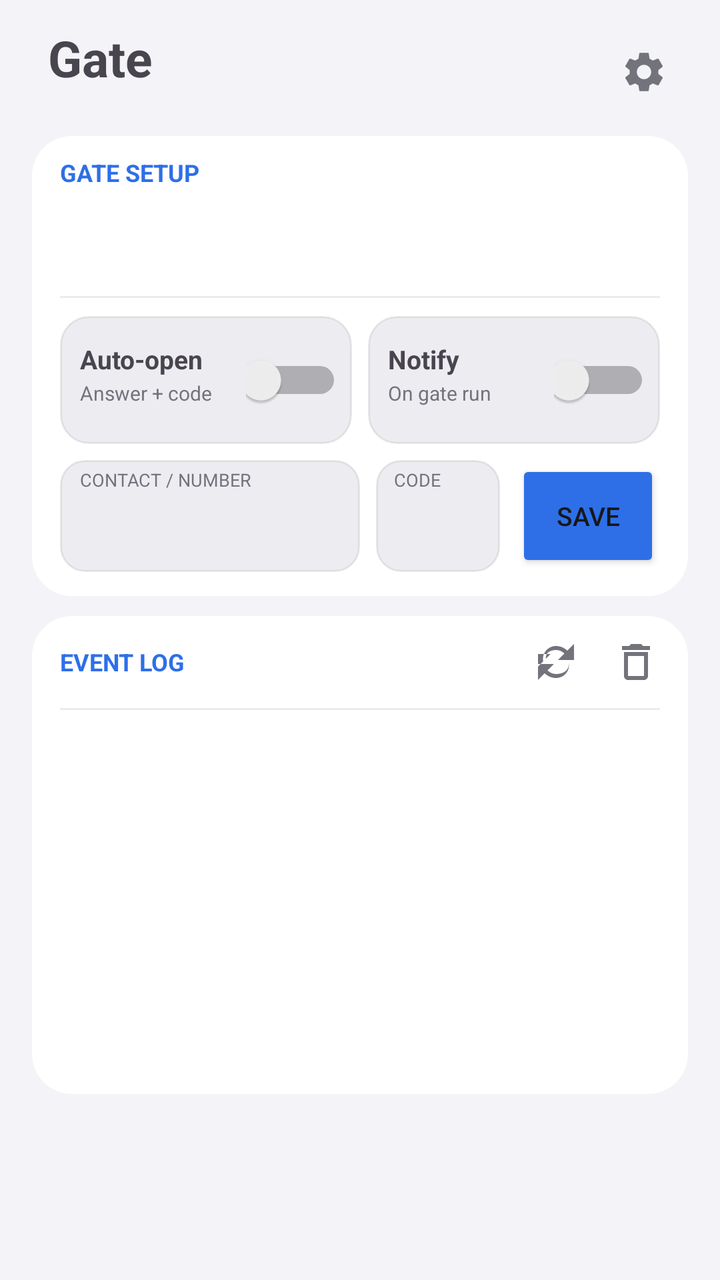
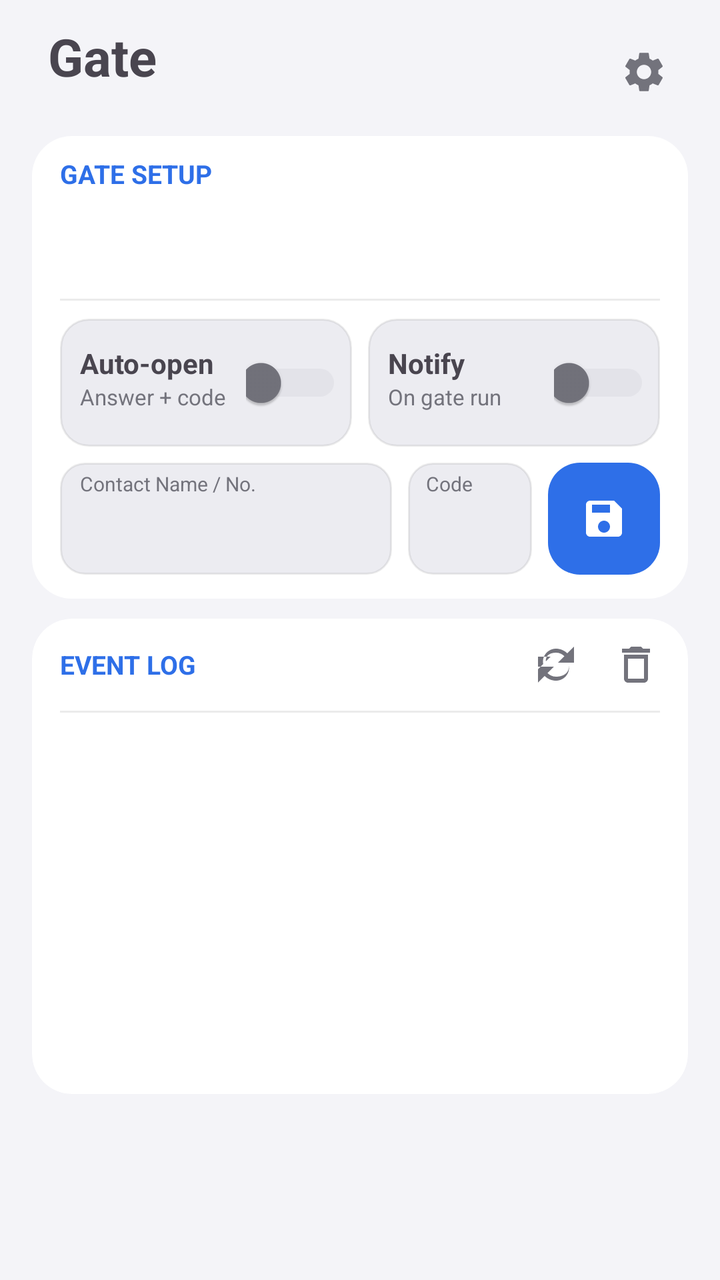

Before-and-after screenshots of an Android layout around one commit, followed by the original layout XML and the change that was made.
<!-- AndroidManifest.xml: application theme Theme.CallAssist -->
<!-- res/layout/page_gate.xml -->
<?xml version="1.0" encoding="utf-8"?>
<LinearLayout xmlns:android="http://schemas.android.com/apk/res/android"
    xmlns:app="http://schemas.android.com/apk/res-auto"
    android:layout_width="match_parent"
    android:layout_height="match_parent"
    android:orientation="vertical"
    android:paddingStart="16dp"
    android:paddingTop="12dp"
    android:paddingEnd="16dp"
    android:paddingBottom="93dp">

    
    <LinearLayout
        android:layout_width="match_parent"
        android:layout_height="48dp"
        android:gravity="center_vertical"
        android:orientation="horizontal"
        android:paddingStart="8dp">

        <LinearLayout
            android:layout_width="0dp"
            android:layout_height="wrap_content"
            android:layout_weight="1"
            android:orientation="vertical">

            <TextView
                android:layout_width="wrap_content"
                android:layout_height="wrap_content"
                android:includeFontPadding="false"
                android:text="Gate"
                android:textSize="25sp"
                android:textStyle="bold" />

            <TextView
                android:id="@+id/versionText"
                android:layout_width="wrap_content"
                android:layout_height="wrap_content"
                android:includeFontPadding="false"
                android:textColor="@color/textSecondary"
                android:textSize="10sp" />
        </LinearLayout>

        <ImageButton
            android:id="@+id/gearGate"
            android:layout_width="44dp"
            android:layout_height="44dp"
            android:background="?android:attr/selectableItemBackgroundBorderless"
            android:contentDescription="Settings"
            android:src="@drawable/ic_settings"
            app:tint="@color/textSecondary" />
    </LinearLayout>

    
    <LinearLayout
        android:layout_width="match_parent"
        android:layout_height="wrap_content"
        android:layout_marginTop="8dp"
        android:background="@drawable/bg_card"
        android:orientation="vertical"
        android:paddingStart="14dp"
        android:paddingTop="12dp"
        android:paddingEnd="14dp"
        android:paddingBottom="12dp">

        <TextView
            android:layout_width="wrap_content"
            android:layout_height="wrap_content"
            android:includeFontPadding="false"
            android:text="GATE SETUP"
            android:textColor="@color/accent"
            android:textSize="12sp"
            android:textStyle="bold" />

        <LinearLayout
            android:layout_width="match_parent"
            android:layout_height="wrap_content"
            android:layout_marginTop="7dp"
            android:gravity="center_vertical"
            android:minHeight="38dp"
            android:orientation="horizontal">

            <ImageView
                android:id="@+id/statusBadge"
                android:layout_width="28dp"
                android:layout_height="28dp"
                android:background="@drawable/bg_status_pill"
                android:contentDescription="Status"
                android:padding="5dp"
                android:src="@drawable/ic_check_small" />

            <LinearLayout
                android:layout_width="0dp"
                android:layout_height="wrap_content"
                android:layout_marginStart="10dp"
                android:layout_weight="1"
                android:orientation="vertical">

                <TextView
                    android:id="@+id/statusHeadline"
                    android:layout_width="match_parent"
                    android:layout_height="wrap_content"
                    android:includeFontPadding="false"
                    android:textSize="15sp"
                    android:textStyle="bold" />

                <TextView
                    android:id="@+id/statusSub"
                    android:layout_width="match_parent"
                    android:layout_height="wrap_content"
                    android:ellipsize="end"
                    android:includeFontPadding="false"
                    android:maxLines="1"
                    android:textColor="@color/textSecondary"
                    android:textSize="12sp" />
            </LinearLayout>
        </LinearLayout>

        
        <LinearLayout
            android:id="@+id/statusIssues"
            android:layout_width="match_parent"
            android:layout_height="wrap_content"
            android:layout_marginTop="8dp"
            android:orientation="vertical"
            android:visibility="gone" />

        <View
            android:layout_width="match_parent"
            android:layout_height="1dp"
            android:layout_marginTop="9dp"
            android:layout_marginBottom="2dp"
            android:background="@color/trackBg" />

        
        <LinearLayout
            android:layout_width="match_parent"
            android:layout_height="64dp"
            android:layout_marginTop="7dp"
            android:orientation="horizontal">

            <LinearLayout
                android:layout_width="0dp"
                android:layout_height="match_parent"
                android:layout_marginEnd="4dp"
                android:layout_weight="1"
                android:background="@drawable/bg_compact_tile"
                android:gravity="center_vertical"
                android:orientation="horizontal"
                android:paddingStart="10dp"
                android:paddingEnd="5dp">

                <LinearLayout
                    android:layout_width="0dp"
                    android:layout_height="wrap_content"
                    android:layout_weight="1"
                    android:orientation="vertical">

                    <TextView
                        android:layout_width="match_parent"
                        android:layout_height="wrap_content"
                        android:includeFontPadding="false"
                        android:maxLines="1"
                        android:text="Auto-open"
                        android:textStyle="bold"
                        app:autoSizeMaxTextSize="13sp"
                        app:autoSizeMinTextSize="10sp"
                        app:autoSizeStepGranularity="1sp"
                        app:autoSizeTextType="uniform" />

                    <TextView
                        android:layout_width="match_parent"
                        android:layout_height="wrap_content"
                        android:layout_marginTop="2dp"
                        android:includeFontPadding="false"
                        android:maxLines="1"
                        android:text="Answer + code"
                        android:textColor="@color/textSecondary"
                        app:autoSizeMaxTextSize="10sp"
                        app:autoSizeMinTextSize="8sp"
                        app:autoSizeStepGranularity="1sp"
                        app:autoSizeTextType="uniform" />
                </LinearLayout>

                <Switch
                    android:id="@+id/switchEnabled"
                    android:layout_width="48dp"
                    android:layout_height="48dp"
                    android:contentDescription="Auto-answer intercom and send code"
                    android:showText="false" />
            </LinearLayout>

            <LinearLayout
                android:layout_width="0dp"
                android:layout_height="match_parent"
                android:layout_marginStart="4dp"
                android:layout_weight="1"
                android:background="@drawable/bg_compact_tile"
                android:gravity="center_vertical"
                android:orientation="horizontal"
                android:paddingStart="10dp"
                android:paddingEnd="5dp">

                <LinearLayout
                    android:layout_width="0dp"
                    android:layout_height="wrap_content"
                    android:layout_weight="1"
                    android:orientation="vertical">

                    <TextView
                        android:layout_width="match_parent"
                        android:layout_height="wrap_content"
                        android:includeFontPadding="false"
                        android:maxLines="1"
                        android:text="Notify"
                        android:textStyle="bold"
                        app:autoSizeMaxTextSize="13sp"
                        app:autoSizeMinTextSize="10sp"
                        app:autoSizeStepGranularity="1sp"
                        app:autoSizeTextType="uniform" />

                    <TextView
                        android:layout_width="match_parent"
                        android:layout_height="wrap_content"
                        android:layout_marginTop="2dp"
                        android:includeFontPadding="false"
                        android:maxLines="1"
                        android:text="On gate run"
                        android:textColor="@color/textSecondary"
                        app:autoSizeMaxTextSize="10sp"
                        app:autoSizeMinTextSize="8sp"
                        app:autoSizeStepGranularity="1sp"
                        app:autoSizeTextType="uniform" />
                </LinearLayout>

                <Switch
                    android:id="@+id/switchNotify"
                    android:layout_width="48dp"
                    android:layout_height="48dp"
                    android:contentDescription="Notify when gate code runs"
                    android:showText="false" />
            </LinearLayout>
        </LinearLayout>

        
        <LinearLayout
            android:layout_width="match_parent"
            android:layout_height="56dp"
            android:layout_marginTop="8dp"
            android:orientation="horizontal">

            <LinearLayout
                android:layout_width="0dp"
                android:layout_height="match_parent"
                android:layout_marginEnd="4dp"
                android:layout_weight="1"
                android:background="@drawable/bg_input_field"
                android:orientation="vertical"
                android:paddingStart="10dp"
                android:paddingTop="5dp"
                android:paddingEnd="10dp"
                android:paddingBottom="3dp">

                <TextView
                    android:layout_width="match_parent"
                    android:layout_height="14dp"
                    android:includeFontPadding="false"
                    android:maxLines="1"
                    android:text="CONTACT / NUMBER"
                    android:textColor="@color/textSecondary"
                    app:autoSizeMaxTextSize="9sp"
                    app:autoSizeMinTextSize="7sp"
                    app:autoSizeStepGranularity="1sp"
                    app:autoSizeTextType="uniform" />

                <EditText
                    android:id="@+id/editContact"
                    android:layout_width="match_parent"
                    android:layout_height="0dp"
                    android:layout_weight="1"
                    android:background="@null"
                    android:includeFontPadding="false"
                    android:inputType="text"
                    android:maxLines="1"
                    android:padding="0dp"
                    android:singleLine="true"
                    android:textSize="14sp" />
            </LinearLayout>

            <LinearLayout
                android:layout_width="62dp"
                android:layout_height="match_parent"
                android:layout_marginStart="4dp"
                android:background="@drawable/bg_input_field"
                android:orientation="vertical"
                android:paddingStart="9dp"
                android:paddingTop="5dp"
                android:paddingEnd="9dp"
                android:paddingBottom="3dp">

                <TextView
                    android:layout_width="match_parent"
                    android:layout_height="14dp"
                    android:includeFontPadding="false"
                    android:maxLines="1"
                    android:text="CODE"
                    android:textColor="@color/textSecondary"
                    android:textSize="9sp" />

                <EditText
                    android:id="@+id/editCode"
                    android:layout_width="match_parent"
                    android:layout_height="0dp"
                    android:layout_weight="1"
                    android:background="@null"
                    android:includeFontPadding="false"
                    android:inputType="text"
                    android:maxLines="1"
                    android:padding="0dp"
                    android:singleLine="true"
                    android:textSize="14sp" />
            </LinearLayout>

            <Button
                android:id="@+id/btnSave"
                android:layout_width="72dp"
                android:layout_height="56dp"
                android:layout_marginStart="8dp"
                android:backgroundTint="@color/accent"
                android:insetBottom="0dp"
                android:insetTop="0dp"
                android:maxLines="1"
                android:minHeight="0dp"
                android:minWidth="0dp"
                android:paddingStart="4dp"
                android:paddingEnd="4dp"
                android:singleLine="true"
                android:text="Save"
                android:textSize="13sp" />
        </LinearLayout>
    </LinearLayout>

    
    <LinearLayout
        android:layout_width="match_parent"
        android:layout_height="0dp"
        android:layout_marginTop="10dp"
        android:layout_weight="1"
        android:background="@drawable/bg_card"
        android:clipToOutline="true"
        android:orientation="vertical">

        <LinearLayout
            android:layout_width="match_parent"
            android:layout_height="46dp"
            android:gravity="center_vertical"
            android:orientation="horizontal"
            android:paddingStart="14dp"
            android:paddingEnd="6dp">

            <TextView
                android:layout_width="0dp"
                android:layout_height="wrap_content"
                android:layout_weight="1"
                android:text="EVENT LOG"
                android:textColor="@color/accent"
                android:textSize="12sp"
                android:textStyle="bold" />

            <ImageButton
                android:id="@+id/btnRefreshLog"
                android:layout_width="40dp"
                android:layout_height="40dp"
                android:background="?android:attr/selectableItemBackgroundBorderless"
                android:contentDescription="Refresh event log"
                android:padding="9dp"
                android:src="@drawable/ic_refresh"
                app:tint="@color/textSecondary" />

            <ImageButton
                android:id="@+id/btnClearLog"
                android:layout_width="40dp"
                android:layout_height="40dp"
                android:background="?android:attr/selectableItemBackgroundBorderless"
                android:contentDescription="Clear event log"
                android:padding="9dp"
                android:src="@drawable/ic_delete"
                app:tint="@color/textSecondary" />
        </LinearLayout>

        <View
            android:layout_width="match_parent"
            android:layout_height="1dp"
            android:layout_marginStart="14dp"
            android:layout_marginEnd="14dp"
            android:background="@color/trackBg" />

        <TextView
            android:id="@+id/logEmpty"
            android:layout_width="match_parent"
            android:layout_height="wrap_content"
            android:paddingStart="20dp"
            android:paddingTop="18dp"
            android:paddingEnd="20dp"
            android:paddingBottom="18dp"
            android:text="No gate events yet"
            android:textColor="@color/textSecondary"
            android:textSize="14sp"
            android:visibility="gone" />

        <androidx.recyclerview.widget.RecyclerView
            android:id="@+id/logList"
            android:layout_width="match_parent"
            android:layout_height="0dp"
            android:layout_weight="1"
            android:clipToPadding="false"
            android:fadeScrollbars="false"
            android:overScrollMode="ifContentScrolls"
            android:paddingBottom="6dp"
            android:scrollbarSize="4dp"
            android:scrollbars="vertical" />
    </LinearLayout>
</LinearLayout>
<!-- resources referenced by this layout -->
<resources>
  <color name="accent">#2E6FE8</color>
  <color name="textSecondary">#73737C</color>
  <color name="trackBg">#14000000</color>
  <!-- drawable bg_card (drawable) -->
  <?xml version="1.0" encoding="utf-8"?>
  <shape xmlns:android="http://schemas.android.com/apk/res/android" android:shape="rectangle">
      <solid android:color="@color/card" />
      <corners android:radius="20dp" />
  </shape>
  <!-- drawable bg_compact_tile (drawable) -->
  <?xml version="1.0" encoding="utf-8"?>
  <shape xmlns:android="http://schemas.android.com/apk/res/android" android:shape="rectangle">
      <solid android:color="@color/card2" />
      <stroke android:width="1dp" android:color="@color/glassStroke" />
      <corners android:radius="14dp" />
  </shape>
  <!-- drawable bg_input_field (drawable) -->
  <?xml version="1.0" encoding="utf-8"?>
  <shape xmlns:android="http://schemas.android.com/apk/res/android" android:shape="rectangle">
      <solid android:color="@color/card2" />
      <stroke android:width="1dp" android:color="@color/glassStroke" />
      <corners android:radius="12dp" />
  </shape>
  <!-- drawable bg_status_pill (drawable) -->
  <?xml version="1.0" encoding="utf-8"?>
  <shape xmlns:android="http://schemas.android.com/apk/res/android" android:shape="oval">
      <solid android:color="#FFFFFF" />
  </shape>
  <!-- drawable ic_delete (drawable) -->
  <?xml version="1.0" encoding="utf-8"?>
  <vector xmlns:android="http://schemas.android.com/apk/res/android"
      android:width="24dp"
      android:height="24dp"
      android:viewportWidth="24"
      android:viewportHeight="24">
      <path
          android:fillColor="#FF000000"
          android:pathData="M6,19c0,1.1 0.9,2 2,2h8c1.1,0 2,-0.9 2,-2V7H6v12zM8,9h8v10H8V9zM15.5,4l-1,-1h-5l-1,1H5v2h14V4z" />
  </vector>
  <color name="card">#FFFFFF</color>
  <color name="card2">#ECECF1</color>
  <color name="glassStroke">#14000000</color>
  <color name="bg">#F4F4F8</color>
  <color name="accentSoft">#DCE8FF</color>
  <color name="textPrimary">#17171A</color>
  <style name="GlassAlertDialogStyle" parent="MaterialAlertDialog.Material3">
          <item name="shapeAppearanceOverlay">@style/GlassAlertShape</item>
          <item name="backgroundTint">@color/navBg</item>
      </style>
  <style name="GlassAlertTitle" parent="MaterialAlertDialog.Material3.Title.Text">
          <item name="android:textColor">@color/textPrimary</item>
          <item name="android:textSize">20sp</item>
          <item name="android:textStyle">bold</item>
      </style>
  <style name="GlassAlertButton" parent="Widget.Material3.Button.TextButton.Dialog">
          <item name="android:textColor">@color/accent</item>
          <item name="android:textAllCaps">false</item>
          <item name="android:textSize">16sp</item>
          <item name="android:letterSpacing">0</item>
      </style>
  <style name="GlassAlertShape">
          <item name="cornerFamily">rounded</item>
          <item name="cornerSize">30dp</item>
      </style>
  <color name="navBg">#F2F4F4F8</color>
  <!-- unchanged entries left out for length: 6 -->
</resources>

<!-- the commit's change to res/layout/page_gate.xml (unified diff, before → after) -->
@@ -28,7 +28,7 @@
                 android:layout_height="wrap_content"
                 android:includeFontPadding="false"
                 android:text="Gate"
-                android:textSize="25sp"
+                android:textSize="26sp"
                 android:textStyle="bold" />
 
             <TextView
@@ -37,7 +37,7 @@
                 android:layout_height="wrap_content"
                 android:includeFontPadding="false"
                 android:textColor="@color/textSecondary"
-                android:textSize="10sp" />
+                android:textSize="11sp" />
         </LinearLayout>
 
         <ImageButton
@@ -68,7 +68,7 @@
             android:includeFontPadding="false"
             android:text="GATE SETUP"
             android:textColor="@color/accent"
-            android:textSize="12sp"
+            android:textSize="13sp"
             android:textStyle="bold" />
 
         <LinearLayout
@@ -100,7 +100,7 @@
                     android:layout_width="match_parent"
                     android:layout_height="wrap_content"
                     android:includeFontPadding="false"
-                    android:textSize="15sp"
+                    android:textSize="16sp"
                     android:textStyle="bold" />
 
                 <TextView
@@ -111,7 +111,7 @@
                     android:includeFontPadding="false"
                     android:maxLines="1"
                     android:textColor="@color/textSecondary"
-                    android:textSize="12sp" />
+                    android:textSize="13sp" />
             </LinearLayout>
         </LinearLayout>
 
@@ -162,8 +162,8 @@
                         android:maxLines="1"
                         android:text="Auto-open"
                         android:textStyle="bold"
-                        app:autoSizeMaxTextSize="13sp"
-                        app:autoSizeMinTextSize="10sp"
+                        app:autoSizeMaxTextSize="14sp"
+                        app:autoSizeMinTextSize="11sp"
                         app:autoSizeStepGranularity="1sp"
                         app:autoSizeTextType="uniform" />
 
@@ -175,8 +175,8 @@
                         android:maxLines="1"
                         android:text="Answer + code"
                         android:textColor="@color/textSecondary"
-                        app:autoSizeMaxTextSize="10sp"
-                        app:autoSizeMinTextSize="8sp"
+                        app:autoSizeMaxTextSize="11sp"
+                        app:autoSizeMinTextSize="9sp"
                         app:autoSizeStepGranularity="1sp"
                         app:autoSizeTextType="uniform" />
                 </LinearLayout>
@@ -186,7 +186,9 @@
                     android:layout_width="48dp"
                     android:layout_height="48dp"
                     android:contentDescription="Auto-answer intercom and send code"
-                    android:showText="false" />
+                    android:showText="false"
+                    android:thumbTint="@color/switch_thumb_tint"
+                    android:trackTint="@color/switch_track_tint" />
             </LinearLayout>
 
             <LinearLayout
@@ -213,8 +215,8 @@
                         android:maxLines="1"
                         android:text="Notify"
                         android:textStyle="bold"
-                        app:autoSizeMaxTextSize="13sp"
-                        app:autoSizeMinTextSize="10sp"
+                        app:autoSizeMaxTextSize="14sp"
+                        app:autoSizeMinTextSize="11sp"
                         app:autoSizeStepGranularity="1sp"
                         app:autoSizeTextType="uniform" />
 
@@ -226,8 +228,8 @@
                         android:maxLines="1"
                         android:text="On gate run"
                         android:textColor="@color/textSecondary"
-                        app:autoSizeMaxTextSize="10sp"
-                        app:autoSizeMinTextSize="8sp"
+                        app:autoSizeMaxTextSize="11sp"
+                        app:autoSizeMinTextSize="9sp"
                         app:autoSizeStepGranularity="1sp"
                         app:autoSizeTextType="uniform" />
                 </LinearLayout>
@@ -237,7 +239,9 @@
                     android:layout_width="48dp"
                     android:layout_height="48dp"
                     android:contentDescription="Notify when gate code runs"
-                    android:showText="false" />
+                    android:showText="false"
+                    android:thumbTint="@color/switch_thumb_tint"
+                    android:trackTint="@color/switch_track_tint" />
             </LinearLayout>
         </LinearLayout>
 
@@ -265,10 +269,10 @@
                     android:layout_height="14dp"
                     android:includeFontPadding="false"
                     android:maxLines="1"
-                    android:text="CONTACT / NUMBER"
+                    android:text="Contact Name / No."
                     android:textColor="@color/textSecondary"
-                    app:autoSizeMaxTextSize="9sp"
-                    app:autoSizeMinTextSize="7sp"
+                    app:autoSizeMaxTextSize="10sp"
+                    app:autoSizeMinTextSize="8sp"
                     app:autoSizeStepGranularity="1sp"
                     app:autoSizeTextType="uniform" />
 
@@ -283,7 +287,7 @@
                     android:maxLines="1"
                     android:padding="0dp"
                     android:singleLine="true"
-                    android:textSize="14sp" />
+                    android:textSize="15sp" />
             </LinearLayout>
 
             <LinearLayout
@@ -302,9 +306,9 @@
                     android:layout_height="14dp"
                     android:includeFontPadding="false"
                     android:maxLines="1"
-                    android:text="CODE"
+                    android:text="Code"
                     android:textColor="@color/textSecondary"
-                    android:textSize="9sp" />
+                    android:textSize="10sp" />
 
                 <EditText
                     android:id="@+id/editCode"
@@ -317,25 +321,18 @@
                     android:maxLines="1"
                     android:padding="0dp"
                     android:singleLine="true"
-                    android:textSize="14sp" />
+                    android:textSize="15sp" />
             </LinearLayout>
 
-            <Button
+            <ImageButton
                 android:id="@+id/btnSave"
-                android:layout_width="72dp"
+                android:layout_width="56dp"
                 android:layout_height="56dp"
                 android:layout_marginStart="8dp"
-                android:backgroundTint="@color/accent"
-                android:insetBottom="0dp"
-                android:insetTop="0dp"
-                android:maxLines="1"
-                android:minHeight="0dp"
-                android:minWidth="0dp"
-                android:paddingStart="4dp"
-                android:paddingEnd="4dp"
-                android:singleLine="true"
-                android:text="Save"
-                android:textSize="13sp" />
+                android:background="@drawable/bg_save_button"
+                android:contentDescription="Save gate setup"
+                android:padding="16dp"
+                android:src="@drawable/ic_save" />
         </LinearLayout>
     </LinearLayout>
 
@@ -363,7 +360,7 @@
                 android:layout_weight="1"
                 android:text="EVENT LOG"
                 android:textColor="@color/accent"
-                android:textSize="12sp"
+                android:textSize="13sp"
                 android:textStyle="bold" />
 
             <ImageButton
<!-- resource entries referenced after the edit -->
@@ -23,6 +23,17 @@
       <stroke android:width="1dp" android:color="@color/glassStroke" />
       <corners android:radius="12dp" />
   </shape>
+  <!-- drawable bg_save_button (drawable) -->
+  <?xml version="1.0" encoding="utf-8"?>
+  <ripple xmlns:android="http://schemas.android.com/apk/res/android"
+      android:color="?android:attr/colorControlHighlight">
+      <item>
+          <shape android:shape="rectangle">
+              <solid android:color="@color/accent" />
+              <corners android:radius="16dp" />
+          </shape>
+      </item>
+  </ripple>
   <!-- drawable bg_status_pill (drawable) -->
   <?xml version="1.0" encoding="utf-8"?>
   <shape xmlns:android="http://schemas.android.com/apk/res/android" android:shape="oval">
@@ -38,6 +49,17 @@
       <path
           android:fillColor="#FF000000"
           android:pathData="M6,19c0,1.1 0.9,2 2,2h8c1.1,0 2,-0.9 2,-2V7H6v12zM8,9h8v10H8V9zM15.5,4l-1,-1h-5l-1,1H5v2h14V4z" />
+  </vector>
+  <!-- drawable ic_save (drawable) -->
+  <?xml version="1.0" encoding="utf-8"?>
+  <vector xmlns:android="http://schemas.android.com/apk/res/android"
+      android:width="24dp"
+      android:height="24dp"
+      android:viewportWidth="24"
+      android:viewportHeight="24">
+      <path
+          android:fillColor="#FFFFFFFF"
+          android:pathData="M17,3H5c-1.11,0 -2,0.9 -2,2v14c0,1.1 0.89,2 2,2h14c1.1,0 2,-0.9 2,-2V7l-4,-4zM12,19c-1.66,0 -3,-1.34 -3,-3s1.34,-3 3,-3 3,1.34 3,3 -1.34,3 -3,3zM6,5h9v4H6V5z" />
   </vector>
   <color name="card">#FFFFFF</color>
   <color name="card2">#ECECF1</color>
